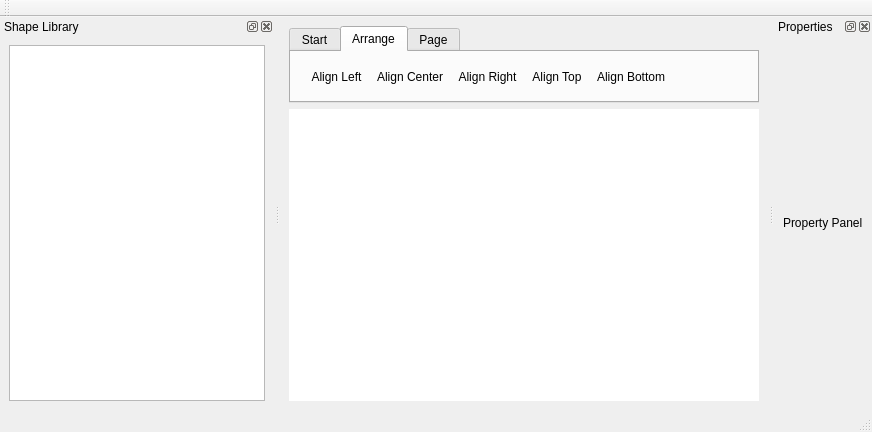
Before: the Qt Designer form MyPaint/mainwindow.ui in sapphire-YE/111, drawn with Qt 5.
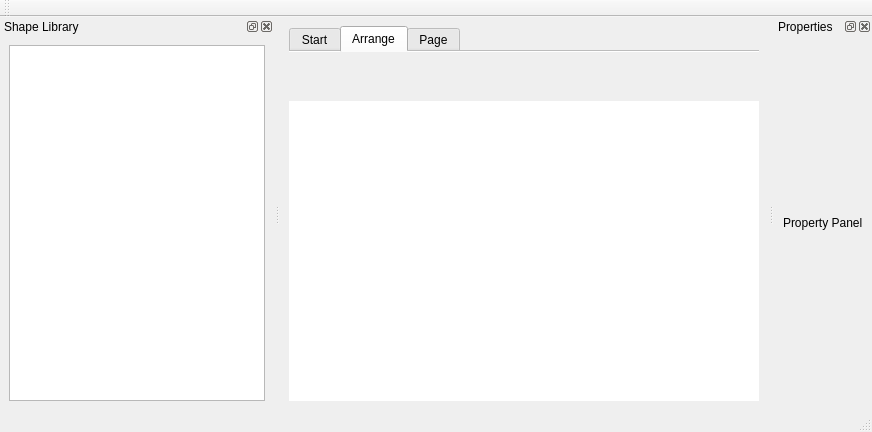
After: the same form once the commit is applied. The open tabs and pages were chosen to show the change.

The edit to the form file:
```diff
--- a/MyPaint/mainwindow.ui
+++ b/MyPaint/mainwindow.ui
@@ -23,6 +23,15 @@
       <property name="currentIndex">
        <number>0</number>
       </property>
+      <property name="tabShape">
+       <enum>QTabWidget::Rounded</enum>
+      </property>
+      <property name="documentMode">
+       <bool>true</bool>
+      </property>
+      <property name="tabsClosable">
+       <bool>false</bool>
+      </property>
       <widget class="QWidget" name="tabStart">
        <attribute name="title">
         <string>Start</string>
@@ -49,11 +58,11 @@
        <layout class="QVBoxLayout" name="verticalLayoutArrange">
         <item>
          <widget class="QToolBar" name="arrangeToolBar">
-          <addaction name="actionAlignLeft"/>
+          <!-- <addaction name="actionAlignLeft"/>
           <addaction name="actionAlignCenter"/>
           <addaction name="actionAlignRight"/>
           <addaction name="actionAlignTop"/>
-          <addaction name="actionAlignBottom"/>
+          <addaction name="actionAlignBottom"/> -->
          </widget>
         </item>
        </layout>
@@ -203,7 +212,7 @@
     <string>Redo</string>
    </property>
   </action>
-  <action name="actionAlignLeft">
+  <!-- <action name="actionAlignLeft">
    <property name="text">
     <string>Align Left</string>
    </property>
@@ -227,7 +236,7 @@
    <property name="text">
     <string>Align Bottom</string>
    </property>
-  </action>
+  </action> -->
   <action name="actionA3">
    <property name="text">
     <string>A3 Size (1500px*2100px)</string>
```
